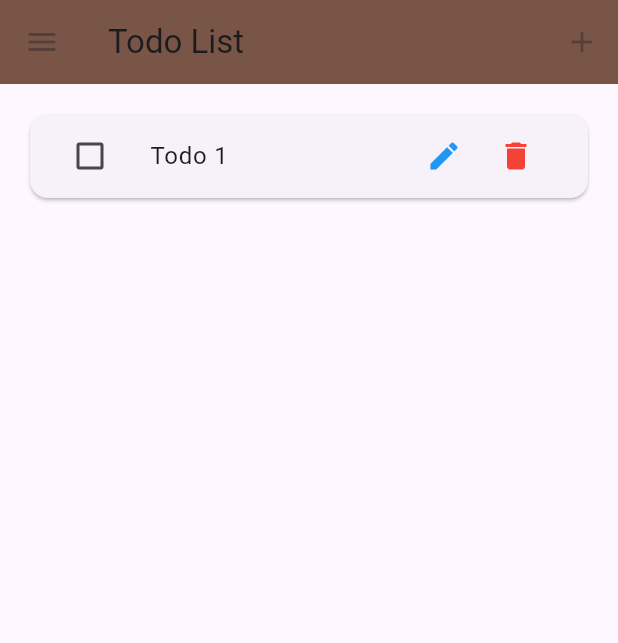
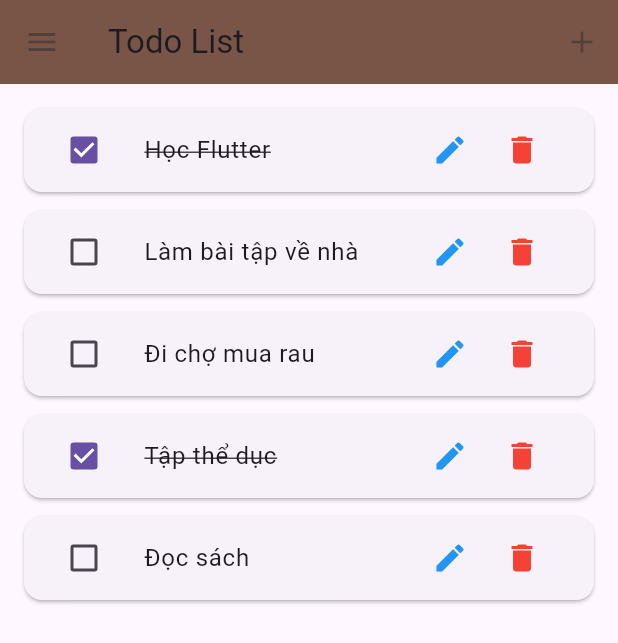
Before and after one commit to GalvinNguyen1999/todolist, a Flutter app: the screen it shows after launch, on a phone screen of 412 x 824 dp. Shown: the top 643 px of the screen. Run offline on Flutter 3.47's test engine with Material 3 defaults, Android fonts, the phone set to English and light mode, and no system bars.

Commit message:
feat: mock data

```diff
--- a/lib/main.dart
+++ b/lib/main.dart
@@ -13,7 +13,40 @@ class MyApp extends StatelessWidget {
       title: 'Todo List App',
       debugShowCheckedModeBanner: false,
       theme: ThemeData(primarySwatch: Colors.brown, useMaterial3: true),
-      home: Scaffold(
+      home: const TodoListScreen(),
+    );
+  }
+}
+
+class Todo {
+  final String id;
+  final String title;
+  bool isCompleted;
+
+  Todo({required this.id, required this.title, this.isCompleted = false});
+}
+
+class TodoListScreen extends StatefulWidget {
+  const TodoListScreen({super.key});
+
+  @override
+  State<TodoListScreen> createState() {
+    return _TodoListScreenState();
+  }
+}
+
+class _TodoListScreenState extends State<TodoListScreen> {
+  List<Todo> todos = [
+    Todo(id: '1', title: 'Học Flutter', isCompleted: true),
+    Todo(id: '2', title: 'Làm bài tập về nhà', isCompleted: false),
+    Todo(id: '3', title: 'Đi chợ mua rau', isCompleted: false),
+    Todo(id: '4', title: 'Tập thể dục', isCompleted: true),
+    Todo(id: '5', title: 'Đọc sách', isCompleted: false),
+  ];
+
+  @override
+  Widget build(BuildContext context) {
+    return Scaffold(
       appBar: AppBar(
         title: const Text('Todo List'),
         backgroundColor: Colors.brown,
@@ -27,19 +60,46 @@ class MyApp extends StatelessWidget {
       ),
       body: Padding(
         padding: const EdgeInsets.all(16),
-          child: Card(
+        child: ListView.builder(
+          itemCount: todos.length,
+          itemBuilder: (context, index) {
+            final todo = todos[index];
+
+            return Card(
+              margin: const EdgeInsets.only(bottom: 12),
               child: ListTile(
-              title: Text('Todo 1'),
-              leading: Checkbox(value: false, onChanged: (value) {}),
+                title: Text(
+                  todo.title,
+                  style: TextStyle(
+                    decoration: todo.isCompleted
+                        ? TextDecoration.lineThrough
+                        : TextDecoration.none,
+                  ),
+                ),
+                leading: Checkbox(
+                  value: todo.isCompleted,
+                  onChanged: (value) {
+                    setState(() {
+                      todo.isCompleted = value ?? false;
+                    });
+                  },
+                ),
                 trailing: Row(
                   mainAxisSize: MainAxisSize.min,
                   children: [
-                  IconButton(onPressed: null, icon: Icon(Icons.edit, color: Colors.blue,)),
-                  IconButton(onPressed: null, icon: Icon(Icons.delete, color: Colors.red,))
+                    IconButton(
+                      onPressed: null,
+                      icon: Icon(Icons.edit, color: Colors.blue),
+                    ),
+                    IconButton(
+                      onPressed: null,
+                      icon: Icon(Icons.delete, color: Colors.red),
+                    ),
                   ],
                 ),
               ),
-          ),
+            );
+          },
         ),
       ),
     );
```
Lines whose indentation alone changed are shown as unchanged.
